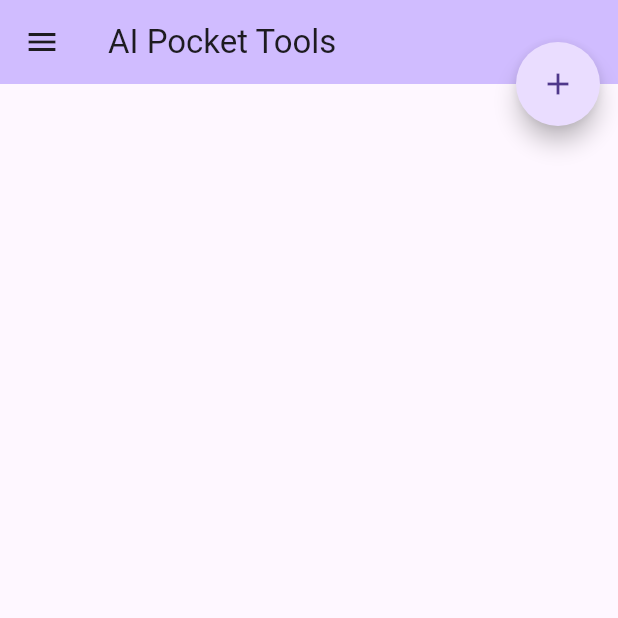
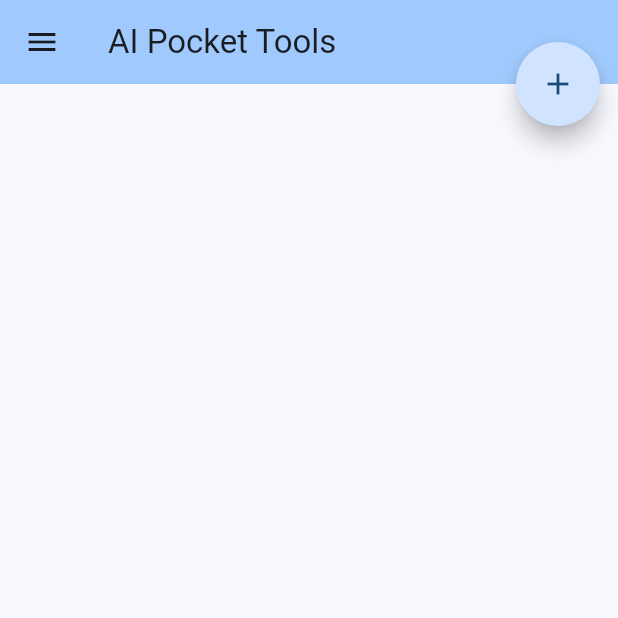
Before and after one commit to matteodg/ai_pocket_tools, a Flutter app: the screen it shows after launch, on a phone screen of 412 x 824 dp, the top half of it. Run offline on Flutter 3.47's test engine with Material 3 defaults, Android fonts, the phone set to English and light mode, and no system bars; drawn by our look-alikes of flutter_speed_dial; our stand-ins replace audioplayers, bloc, file_picker, flutter_riverpod, fpdart, riverpod and 4 more; missing offline and left inert: dart_openai, ffmpeg_kit_flutter_audio, share_handler; accounts and stored records are empty; generated files the repository leaves out were written again.

Commit message:
Change seed color to blue

```diff
--- a/lib/app/view/app.dart
+++ b/lib/app/view/app.dart
@@ -8,11 +8,15 @@ class App extends StatelessWidget {
 
   @override
   Widget build(BuildContext context) {
+    final colorScheme = ColorScheme.fromSeed(
+      seedColor: Colors.blue,
+    );
     return ProviderScope(
       child: MaterialApp(
         theme: ThemeData(
+          colorScheme: colorScheme,
           appBarTheme: AppBarTheme(
-            backgroundColor: Theme.of(context).colorScheme.inversePrimary,
+            backgroundColor: colorScheme.inversePrimary,
           ),
           useMaterial3: true,
         ),
```
